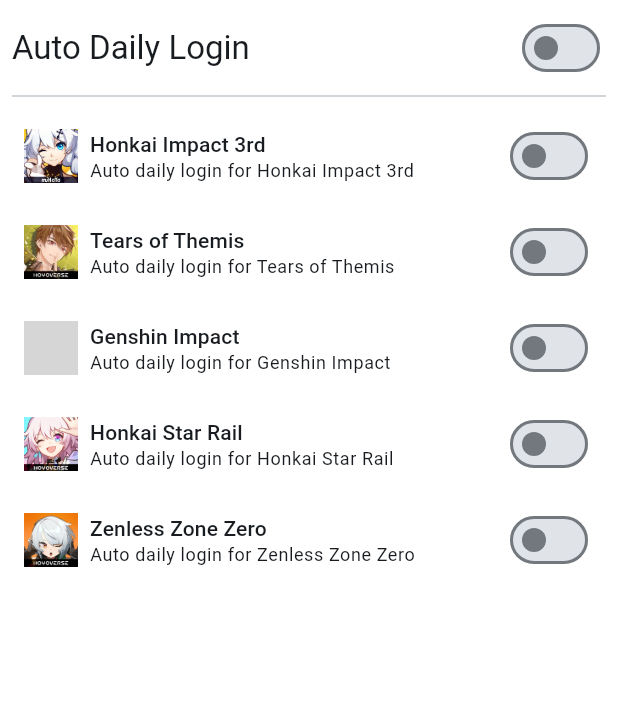
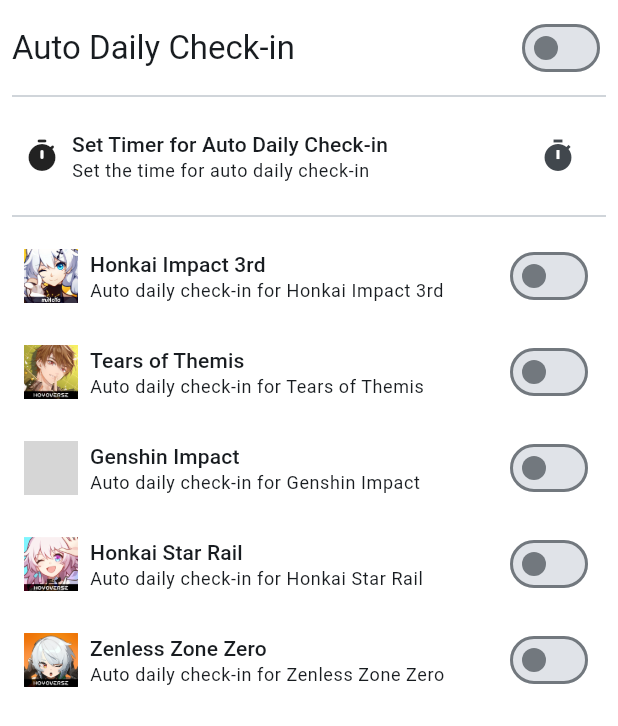
Before and after one commit to SkyJTx/Super-Game-App, a Flutter app: the AutoDailyLoginSettingPage widget shown alone on an empty page, opened directly, on a phone screen of 412 x 824 dp. Shown: the top 726 px of the screen. Run offline on Flutter 3.47's test engine with Material 3 defaults, Android fonts, the phone set to English and light mode, and no system bars; our stand-ins replace flutter_animate, flutter_bloc, flutter_local_notifications, get_it, go_router, isar and 1 more; missing offline and left inert: workmanager; accounts and stored records are empty; generated files the repository leaves out were written again; grey boxes are pictures that could not be loaded.

Commit message:
add select time for auto check-in

```diff
--- a/lib/client/controller/setting/auto_daily_login/auto_daily_login_bloc.dart
+++ b/lib/client/controller/setting/auto_daily_login/auto_daily_login_bloc.dart
@@ -1,6 +1,8 @@
 import 'dart:developer';
 
+import 'package:flutter/material.dart';
 import 'package:flutter_bloc/flutter_bloc.dart';
+import 'package:sga/server/repository/hoyoverse_repository.dart';
 import 'package:sga/server/repository/settings_repository.dart';
 
 part 'auto_daily_login_state.dart';
@@ -34,6 +36,14 @@
   Future<void> init() async {
     final prevState = state.copyWith();
     try {
+      SettingsRepository.checkinTime.get().then((value) {
+        final parsedDateTime = DateTime.tryParse(value);
+        if (parsedDateTime != null) {
+          emit(state.copyWith(
+            checkTime: TimeOfDay.fromDateTime(parsedDateTime),
+          ));
+        }
+      });
       List<bool?> getResult = await Future.wait([
         SettingsRepository.honkaiImpact3rdDailyCheckin.get(),
         SettingsRepository.tearsOfThemisDailyCheckin.get(),
@@ -197,4 +207,15 @@
       }
     };
   }
+
+  Future<void> setCheckinTime(TimeOfDay? time) async {
+    HoYoverseRepository().setAutoCheckinTask(time);
+    if (time != null) {
+      SettingsRepository.checkinTime.set(
+        DateTime(0, 0, 0, time.hour, time.minute).toIso8601String(),
+      );
+    }
+
+    emit(state.copyWith(checkTime: time));
+  }
 }
--- a/lib/client/controller/setting/auto_daily_login/auto_daily_login_state.dart
+++ b/lib/client/controller/setting/auto_daily_login/auto_daily_login_state.dart
@@ -12,6 +12,7 @@
   final bool enableGIAutoDailyLogin;
   final bool enableHSRAutoDailyLogin;
   final bool enableZZZAutoDailyLogin;
+  final TimeOfDay? checkTime;
 
   AutoDailyLoginState({
     required this.isGlobalAutoDailyLogin,
@@ -25,6 +26,7 @@
     required this.enableGIAutoDailyLogin,
     required this.enableHSRAutoDailyLogin,
     required this.enableZZZAutoDailyLogin,
+    this.checkTime,
   });
 
   AutoDailyLoginState copyWith({
@@ -39,6 +41,7 @@
     bool? enableGIAutoDailyLogin,
     bool? enableHSRAutoDailyLogin,
     bool? enableZZZAutoDailyLogin,
+    TimeOfDay? checkTime,
   }) {
     return AutoDailyLoginState(
       isGlobalAutoDailyLogin: isGlobalAutoDailyLogin ?? this.isGlobalAutoDailyLogin,
@@ -52,6 +55,7 @@
       enableGIAutoDailyLogin: enableGIAutoDailyLogin ?? this.enableGIAutoDailyLogin,
       enableHSRAutoDailyLogin: enableHSRAutoDailyLogin ?? this.enableHSRAutoDailyLogin,
       enableZZZAutoDailyLogin: enableZZZAutoDailyLogin ?? this.enableZZZAutoDailyLogin,
+      checkTime: checkTime ?? this.checkTime,
     );
   }
 
@@ -70,7 +74,8 @@
         other.enableToTAutoDailyLogin == enableToTAutoDailyLogin &&
         other.enableGIAutoDailyLogin == enableGIAutoDailyLogin &&
         other.enableHSRAutoDailyLogin == enableHSRAutoDailyLogin &&
-        other.enableZZZAutoDailyLogin == enableZZZAutoDailyLogin;
+        other.enableZZZAutoDailyLogin == enableZZZAutoDailyLogin &&
+        other.checkTime == checkTime;
   }
 
   @override
@@ -87,6 +92,7 @@
       enableGIAutoDailyLogin,
       enableHSRAutoDailyLogin,
       enableZZZAutoDailyLogin,
+      checkTime,
     ]);
   }
 }
--- a/lib/client/presentation/main_page/setting_page/auto_daily_login_page.dart
+++ b/lib/client/presentation/main_page/setting_page/auto_daily_login_page.dart
@@ -1,3 +1,5 @@
+import 'dart:io';
+
 import 'package:flutter/material.dart';
 import 'package:flutter_bloc/flutter_bloc.dart';
 import 'package:sga/client/component/custom_list_tile.dart';
@@ -32,7 +34,7 @@
                     mainAxisAlignment: MainAxisAlignment.spaceBetween,
                     children: [
                       Text(
-                        'Auto Daily Login',
+                        'Auto Daily Check-in',
                         style: theme.textTheme.titleLarge,
                       ),
                       Switch(
@@ -41,6 +43,25 @@
                       ),
                     ],
                   ),
+                  if (Platform.isAndroid || Platform.isIOS) ...[
+                    const Divider(),
+                    CustomListTile(
+                      leading: const Icon(Icons.timer_rounded),
+                      title: 'Set Timer for Auto Daily Check-in',
+                      subtitle:
+                          'Set the time for auto daily check-in${state.checkTime != null ? ' at ${state.checkTime!.format(context)}' : ''}',
+                      trailing: IconButton(
+                        icon: const Icon(Icons.timer),
+                        onPressed: () async {
+                          final timer =
+                              await showTimePicker(context: context, initialTime: TimeOfDay.now());
+                          if (timer != null) {
+                            bloc.setCheckinTime(timer);
+                          }
+                        },
+                      ),
+                    ),
+                  ],
                   const Divider(),
                   CustomListTile(
                     leading: const Image(
@@ -48,7 +69,7 @@
                       width: 36,
                     ),
                     title: 'Honkai Impact 3rd',
-                    subtitle: 'Auto daily login for Honkai Impact 3rd',
+                    subtitle: 'Auto daily check-in for Honkai Impact 3rd',
                     trailing: Switch(
                       value: state.isHI3AutoDailyLogin,
                       onChanged: bloc.setAutoDailyLogin(AutoDailyLoginGame.honkaiImpact3rd),
@@ -60,7 +81,7 @@
                       width: 36,
                     ),
                     title: 'Tears of Themis',
-                    subtitle: 'Auto daily login for Tears of Themis',
+                    subtitle: 'Auto daily check-in for Tears of Themis',
                     trailing: Switch(
                       value: state.isToTAutoDailyLogin,
                       onChanged: bloc.setAutoDailyLogin(AutoDailyLoginGame.tearsOfThemis),
@@ -72,7 +93,7 @@
                       width: 36,
                     ),
                     title: 'Genshin Impact',
-                    subtitle: 'Auto daily login for Genshin Impact',
+                    subtitle: 'Auto daily check-in for Genshin Impact',
                     trailing: Switch(
                       value: state.isGIAutoDailyLogin,
                       onChanged: bloc.setAutoDailyLogin(AutoDailyLoginGame.genshinImpact),
@@ -84,7 +105,7 @@
                       width: 36,
                     ),
                     title: 'Honkai Star Rail',
-                    subtitle: 'Auto daily login for Honkai Star Rail',
+                    subtitle: 'Auto daily check-in for Honkai Star Rail',
                     trailing: Switch(
                       value: state.isHSRAutoDailyLogin,
                       onChanged: bloc.setAutoDailyLogin(AutoDailyLoginGame.honkaiStarRail),
@@ -96,7 +117,7 @@
                       width: 36,
                     ),
                     title: 'Zenless Zone Zero',
-                    subtitle: 'Auto daily login for Zenless Zone Zero',
+                    subtitle: 'Auto daily check-in for Zenless Zone Zero',
                     trailing: Switch(
                       value: state.isZZZAutoDailyLogin,
                       onChanged: bloc.setAutoDailyLogin(AutoDailyLoginGame.zenlessZoneZero),
```
